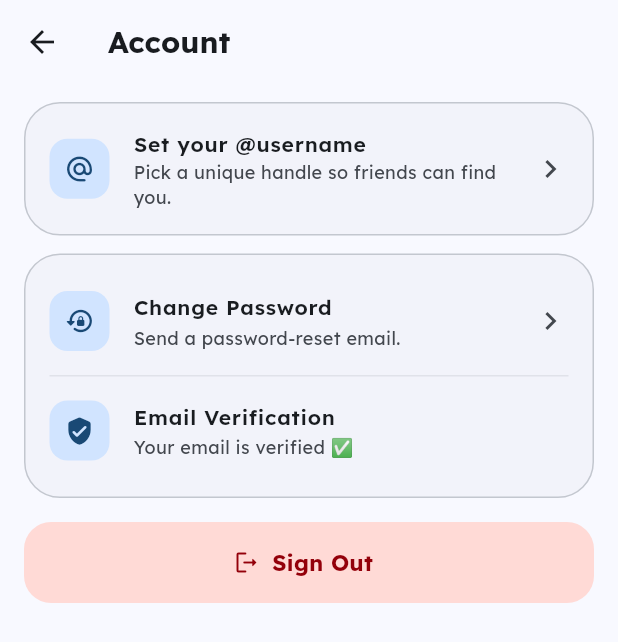
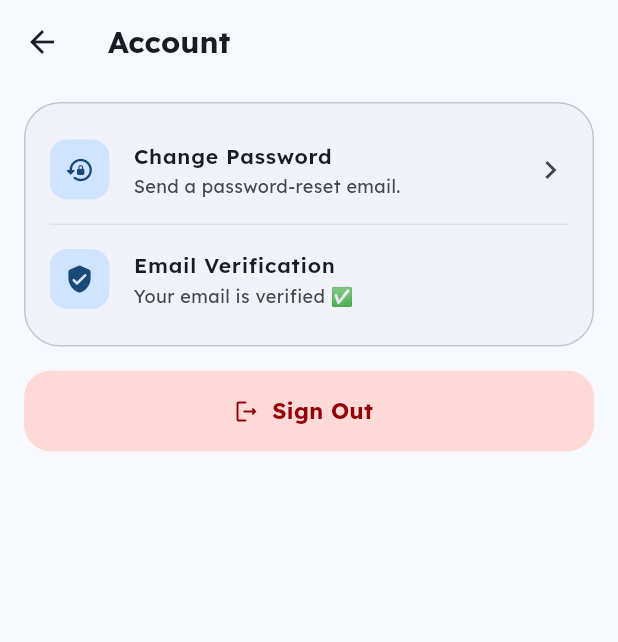
Before and after one commit to anpuop1511/homework-helper, a Flutter app: the SettingsScreen screen opened directly, after a tap on "Account", on a phone screen of 412 x 824 dp. Shown: the top 642 px of the screen. Run offline on Flutter 3.47's test engine with Material 3 defaults, Android fonts, the phone set to English and light mode, and no system bars; drawn by our look-alikes of dynamic_color; our stand-ins replace animate_do, app_links, cloud_firestore, firebase_auth, firebase_core, firebase_storage and 13 more; missing offline and left inert: mobile_scanner, nfc_manager, nfc_manager_ndef; accounts and stored records are empty.

Commit message:
Fix handle race condition on web refresh and remove handle prompt UI
Agent-Logs-Url: https://github.com/anpuop1511/homework-helper/sessions/d1c4415f-4ca4-466c-9e1b-0a1fd76e5acc

Co-authored-by: anpuop1511 <261196503+anpuop1511@users.noreply.github.com>

```diff
--- a/lib/screens/settings_screen.dart
+++ b/lib/screens/settings_screen.dart
@@ -345,18 +345,18 @@ class _AccountSettingsPage extends StatelessWidget {
     return _CategoryPage(
       title: 'Account',
       children: [
+        // Only show the username card when the user already has a handle.
+        // Handle creation is handled exclusively during sign-up, so there
+        // is nothing to "set" afterwards — only to change an existing one.
+        if (auth.username != null && auth.username!.isNotEmpty) ...[
           _SquircleCard(
             colorScheme: colorScheme,
             child: Column(
               children: [
                 _SecurityTile(
                   icon: Icons.alternate_email_rounded,
-                title: auth.username != null && auth.username!.isNotEmpty
-                    ? 'Change Username  (@${auth.username})'
-                    : 'Set your @username',
-                subtitle: auth.username != null && auth.username!.isNotEmpty
-                    ? 'Update your unique @handle.'
-                    : 'Pick a unique handle so friends can find you.',
+                  title: 'Change Username  (@${auth.username})',
+                  subtitle: 'Update your unique @handle.',
                   colorScheme: colorScheme,
                   onTap: auth.isSignedIn
                       ? () => Navigator.of(context).push(
@@ -371,6 +371,7 @@ class _AccountSettingsPage extends StatelessWidget {
             ),
           ),
           const SizedBox(height: 12),
+        ],
         _SquircleCard(
           colorScheme: colorScheme,
           child: Column(
```
Also changed, not shown: lib/providers/auth_provider.dart (+15 -6 lines), lib/screens/profile_screen.dart (+1 -15 lines). Lines whose indentation alone changed are shown as unchanged.
